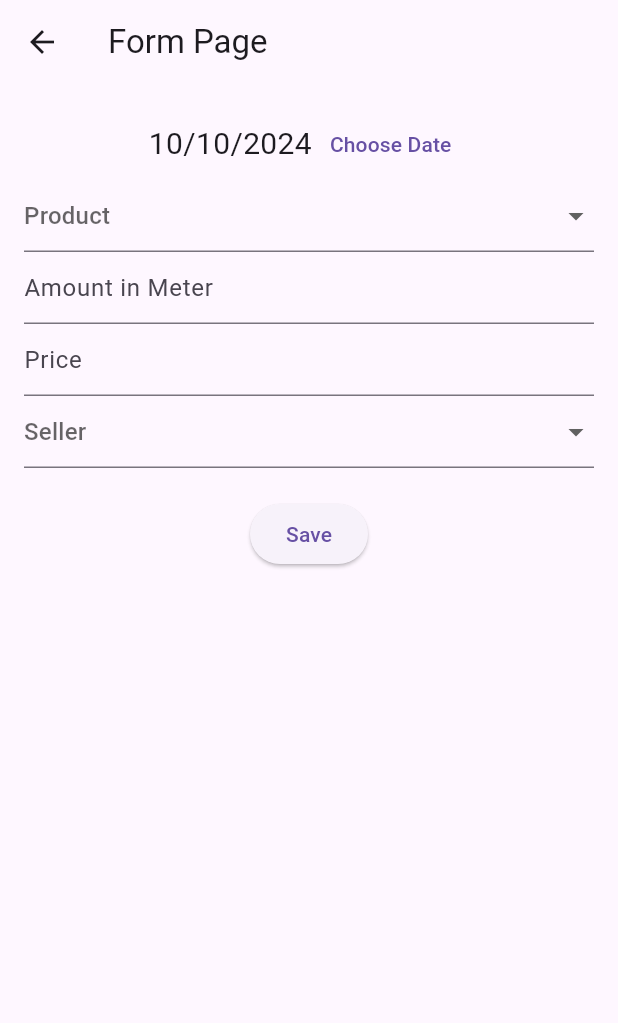
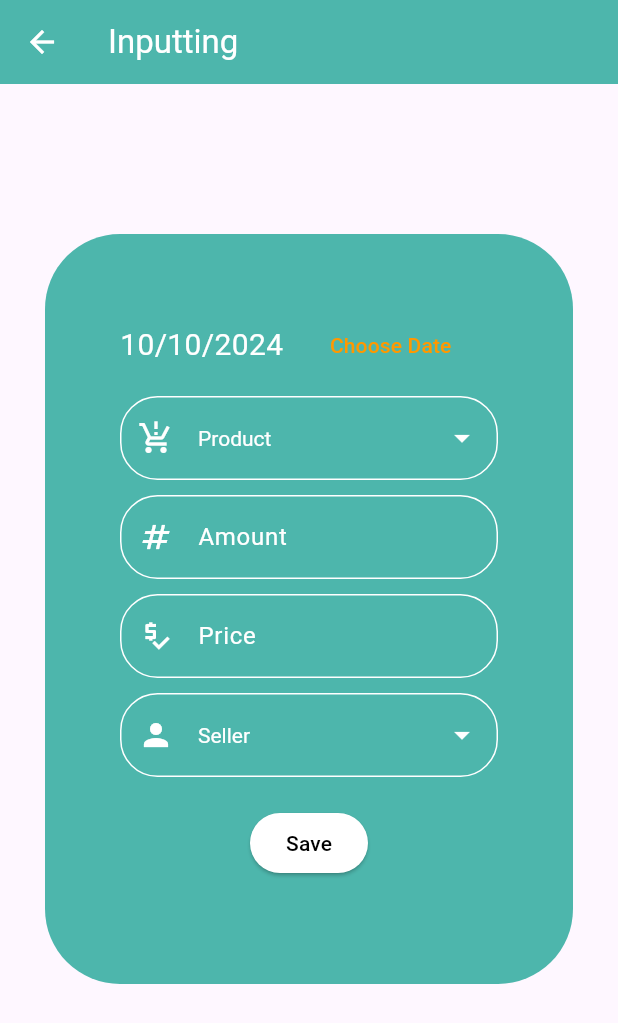
Before and after one commit to yousefi2002/Store_Management_System, a Flutter app: the MyFormPage screen opened directly, on a phone screen of 412 x 824 dp. Shown: the top 1023 px of the screen. Run offline on Flutter 3.47's test engine with Material 3 defaults, Android fonts, the phone set to English and light mode, and no system bars; our stand-ins replace flutter_speed_dial, shared_preferences; accounts and stored records are empty.

Commit message:
input page   is designed

```diff
--- a/lib/inputting_form.dart
+++ b/lib/inputting_form.dart
@@ -10,8 +10,8 @@ class MyFormPage extends StatefulWidget {
 
 class _MyFormPageState extends State<MyFormPage> {
   final _formKey = GlobalKey<FormState>();
-  TextEditingController meterController =TextEditingController();
-  TextEditingController priceController =TextEditingController();
+  TextEditingController meterController = TextEditingController();
+  TextEditingController priceController = TextEditingController();
 
   // State variables
   DateTime _selectedDate = DateTime.now();
@@ -42,31 +42,75 @@ class _MyFormPageState extends State<MyFormPage> {
   Widget build(BuildContext context) {
     return Scaffold(
       appBar: AppBar(
-        title: Text('Form Page'),
+        foregroundColor: Colors.white,
+        backgroundColor: Colors.teal[300],
+        title: Text('Inputting'),
       ),
-      body: Padding(
-        padding: const EdgeInsets.all(16.0),
+      body: Stack(
+        children: [
+          Positioned(
+            left: 30,
+            top: 100,
+            right: 30,
+            child: Container(
+              width: 400,
+              height: 500,
+              decoration: BoxDecoration(
+                color: Colors.teal[300],
+                borderRadius: BorderRadius.circular(50),
+              ),
+              child: Padding(
+                padding: const EdgeInsets.all(50),
                 child: Form(
                   key: _formKey,
                   child: Column(
                     children: [
-              Row( mainAxisAlignment: MainAxisAlignment.center,
+                      Row(
+                        mainAxisAlignment: MainAxisAlignment.center,
                         children: [
                           Text(
                             DateFormat.yMd().format(_selectedDate),
-                    style: TextStyle(fontSize: 20),
+                            style: TextStyle(fontSize: 20, color: Colors.white),
                           ),
-                  TextButton(
+                          Expanded(
+                            child: TextButton(
                               onPressed: () => _selectDate(context),
-                    child: Text('Choose Date'),
+                              child: Text(
+                                'Choose Date',
+                                style: TextStyle(
+                                color: Colors.orange),
+                              ),
+                            ),
                           ),
                         ],
                       ),
-
+                      SizedBox(
+                        height: 10,
+                      ),
                       // Name Dropdown
                       DropdownButtonFormField<String>(
-                hint: Text('Product'),
+                        dropdownColor: Colors.teal[200],
+                        iconEnabledColor: Colors.white,
+                        decoration: InputDecoration(
+                          focusedBorder: OutlineInputBorder(
+                            borderSide: BorderSide(color: Colors.white,),
+                            borderRadius: BorderRadius.circular(25),
+                          ),
+                          enabledBorder: OutlineInputBorder(
+                            borderSide: BorderSide(color: Colors.white,),
+                            borderRadius: BorderRadius.circular(25),
+                          ),
+                          prefixIcon: Icon(Icons.production_quantity_limits, color: Colors.white,),
+                          border: OutlineInputBorder(
+                          ),
+                        ),
+                        hint: Text(
+                          'Product',
+                          style: TextStyle(color: Colors.white),
+                        ),
+                        borderRadius: BorderRadius.circular(25),
                         value: _selectedName,
+                        style: TextStyle(color: Colors.white),
                         items: names.map((String name) {
                           return DropdownMenuItem<String>(
                             value: name,
@@ -79,11 +123,28 @@ class _MyFormPageState extends State<MyFormPage> {
                           });
                         },
                       ),
-
+                      SizedBox(
+                        height: 10,
+                      ),
                       // Text Input Field
                       TextFormField(
                         controller: meterController,
-                decoration: const InputDecoration(hintText: 'Amount in Meter'),
+                        decoration: InputDecoration(
+                            focusedBorder: OutlineInputBorder(
+                              borderSide: BorderSide(color: Colors.white,),
+                              borderRadius: BorderRadius.circular(25),
+                            ),
+                            enabledBorder: OutlineInputBorder(
+                              borderSide: BorderSide(color: Colors.white,),
+                              borderRadius: BorderRadius.circular(25),
+                            ),
+                          prefixIcon: Icon(Icons.numbers, color: Colors.white,),
+                            border: OutlineInputBorder(
+                            ),
+                            label: Text(
+                              "Amount",
+                              style: TextStyle(color: Colors.white),
+                            )),
                         keyboardType: TextInputType.number,
                         onChanged: (value) {
                           setState(() {
@@ -91,11 +152,28 @@ class _MyFormPageState extends State<MyFormPage> {
                           });
                         },
                       ),
-
+                      SizedBox(
+                        height: 10,
+                      ),
                       // Price Input Field
                       TextFormField(
                         controller: priceController,
-                decoration: const InputDecoration(hintText: 'Price'),
+                        decoration: InputDecoration(
+                            focusedBorder: OutlineInputBorder(
+                              borderSide: BorderSide(color: Colors.white,),
+                              borderRadius: BorderRadius.circular(25),
+                            ),
+                            enabledBorder: OutlineInputBorder(
+                              borderSide: BorderSide(color: Colors.white,),
+                              borderRadius: BorderRadius.circular(25),
+                            ),
+                            prefixIcon: Icon(Icons.price_check, color: Colors.white,),
+                            border: OutlineInputBorder(
+                            ),
+                            label: Text(
+                              'Price',
+                              style: TextStyle(color: Colors.white),
+                            )),
                         keyboardType: TextInputType.number,
                         onChanged: (value) {
                           setState(() {
@@ -103,11 +181,34 @@ class _MyFormPageState extends State<MyFormPage> {
                           });
                         },
                       ),
-
+                      SizedBox(
+                        height: 10,
+                      ),
                       // Username Dropdown
                       DropdownButtonFormField<String>(
-                hint: Text('Seller'),
+                        dropdownColor: Colors.teal[200],
+                        iconEnabledColor: Colors.white,
+                        decoration: InputDecoration(
+                          focusedBorder: OutlineInputBorder(
+                            borderSide: BorderSide(color: Colors.white,),
+                            borderRadius: BorderRadius.circular(25),
+
+                          ),
+                          enabledBorder: OutlineInputBorder(
+                            borderSide: BorderSide(color: Colors.white,),
+                            borderRadius: BorderRadius.circular(25),
+                          ),
+                          prefixIcon: Icon(Icons.person, color: Colors.white,),
+                          border: OutlineInputBorder(
+                            borderSide: BorderSide(color: Colors.white),
+                          ),
+                        ),
+                        hint: Text(
+                          'Seller',
+                          style: TextStyle(color: Colors.white),
+                        ),
                         value: _selectedUsername,
+                        style: TextStyle(color: Colors.white),
                         items: usernames.map((String username) {
                           return DropdownMenuItem<String>(
                             value: username,
@@ -124,6 +225,10 @@ class _MyFormPageState extends State<MyFormPage> {
                       SizedBox(height: 20),
                       // Save Button
                       ElevatedButton(
+                        style: ElevatedButton.styleFrom(
+                          backgroundColor: Colors.white,
+                          foregroundColor: Colors.black,
+                        ),
                         onPressed: () {
                           if (_formKey.currentState!.validate()) {
                             // Save form data or perform action
@@ -145,6 +250,10 @@ class _MyFormPageState extends State<MyFormPage> {
                   ),
                 ),
               ),
+            ),
+          ),
+        ],
+      ),
     );
   }
 }
--- a/lib/main_page.dart
+++ b/lib/main_page.dart
@@ -1,4 +1,3 @@
-import 'package:flutter/cupertino.dart';
 import 'package:flutter/material.dart';
 import 'package:intl/intl.dart';
 import 'package:store_ms/drawer.dart';
@@ -24,19 +23,19 @@ class _MainPageState extends State<MainPage> {
   final formKey = GlobalKey<FormState>();
   DateTime maniPageDate = DateTime.now();
 
-  Future<void> _selectDate(BuildContext context) async {
-    final DateTime? pickedDate = await showDatePicker(
-      context: context,
-      initialDate: spendDate,
-      firstDate: DateTime(2000),
-      lastDate: DateTime(2100),
-    );
-    if (pickedDate != null && pickedDate != spendDate) {
-      setState(() {
-        spendDate = pickedDate;
-      });
-    }
-  }
+  // Future<void> _selectDate(BuildContext context) async {
+  //   final DateTime? pickedDate = await showDatePicker(
+  //     context: context,
+  //     initialDate: spendDate,
+  //     firstDate: DateTime(2000),
+  //     lastDate: DateTime(2100),
+  //   );
+  //   if (pickedDate != null && pickedDate != spendDate) {
+  //     setState(() {
+  //       spendDate = pickedDate;
+  //     });
+  //   }
+  // }
 
   @override
   Widget build(BuildContext context) {
```
Lines whose indentation alone changed are shown as unchanged.
